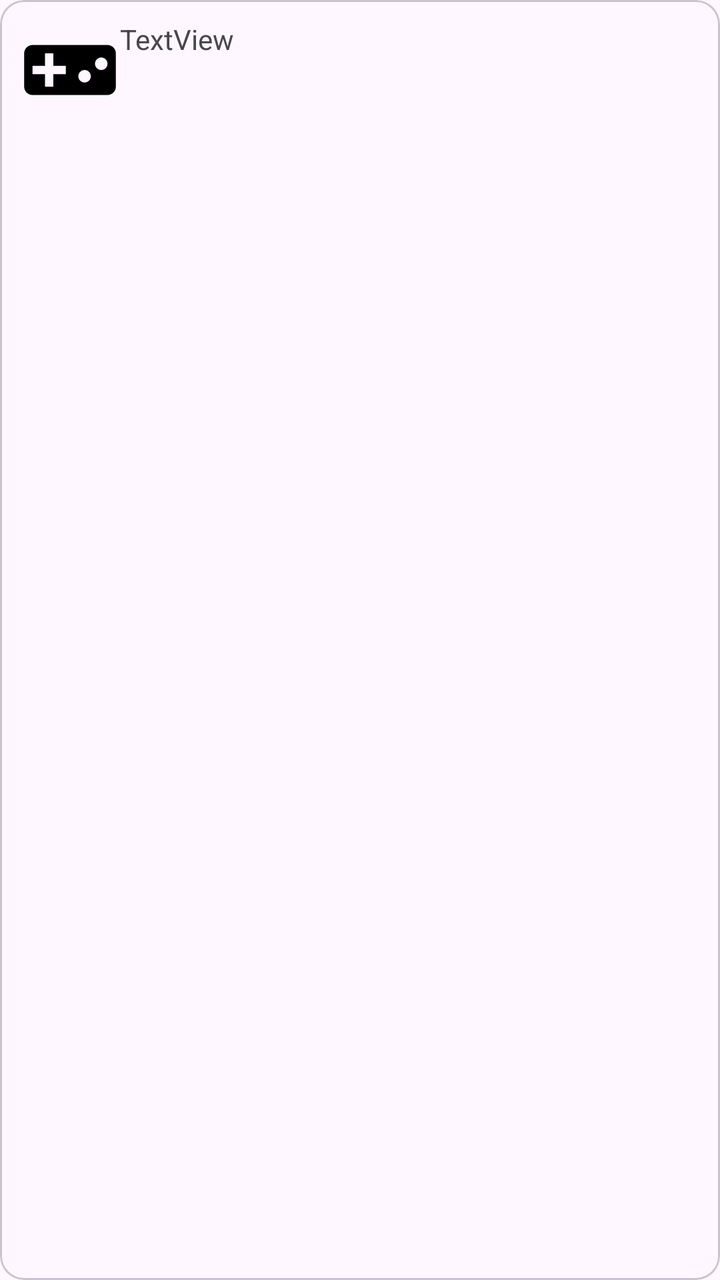
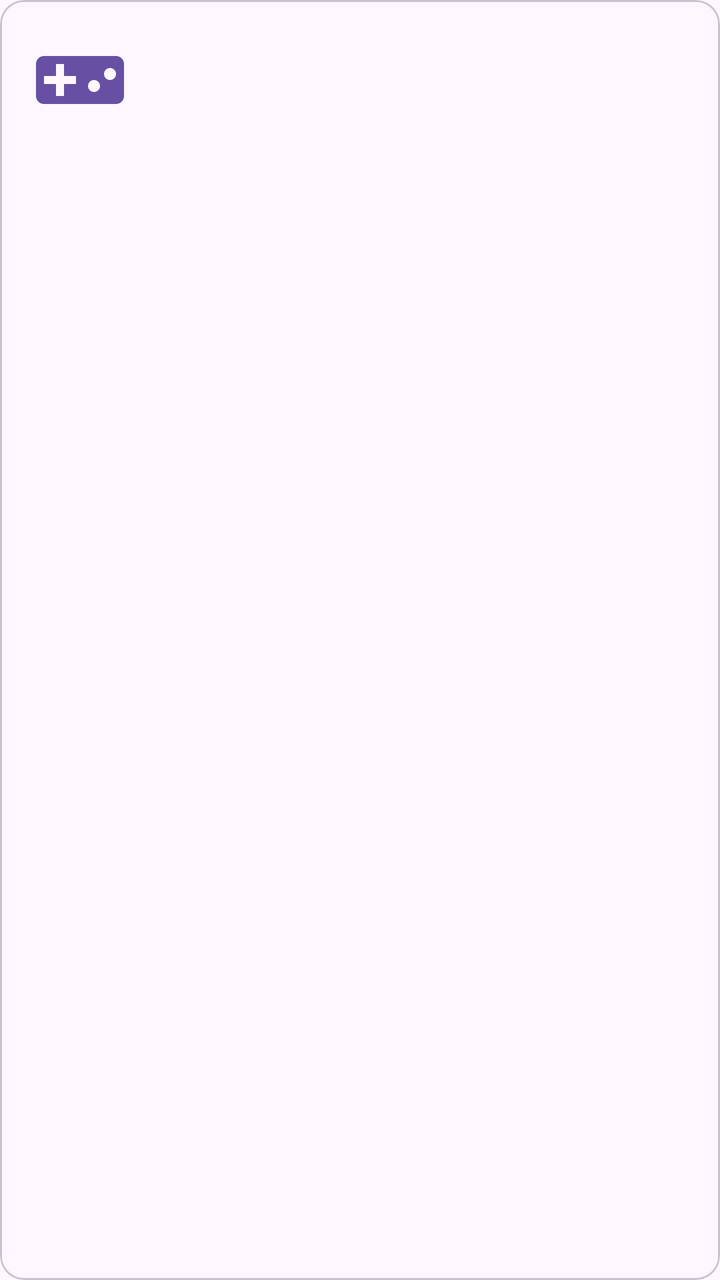

An Android layout rendered at two revisions. The XML below is the earlier revision; the diff shows what the commit changed to produce the second picture.
<!-- AndroidManifest.xml: application theme Theme.BibliotecaDeJuegos -->
<!-- res/layout/item_juego.xml -->
<?xml version="1.0" encoding="utf-8"?>
<com.google.android.material.card.MaterialCardView xmlns:android="http://schemas.android.com/apk/res/android"
    xmlns:app="http://schemas.android.com/apk/res-auto"
    android:layout_width="match_parent"
    android:layout_height="match_parent">


    <LinearLayout
        android:layout_width="match_parent"
        android:layout_height="70dp"
        android:layout_margin="10dp"
        android:orientation="horizontal">

        <ImageView
            android:id="@+id/imageView2"
            android:layout_width="50dp"
            android:layout_height="50dp"
            app:srcCompat="@drawable/ic_launcher_game" />

        <LinearLayout
            android:layout_width="match_parent"
            android:layout_height="match_parent"
            android:orientation="vertical">

            <TextView
                android:id="@+id/textView2"
                android:layout_width="match_parent"
                android:layout_height="wrap_content"
                android:text="TextView" />
        </LinearLayout>
    </LinearLayout>
</com.google.android.material.card.MaterialCardView>
<!-- resources referenced by this layout -->
<resources>
  <!-- drawable ic_launcher_game (drawable) -->
  <vector xmlns:android="http://schemas.android.com/apk/res/android" android:height="24dp" android:tint="#000000" android:viewportHeight="24" android:viewportWidth="24" android:width="24dp">
        
      <path android:fillColor="@android:color/white" android:pathData="M21,6L3,6c-1.1,0 -2,0.9 -2,2v8c0,1.1 0.9,2 2,2h18c1.1,0 2,-0.9 2,-2L23,8c0,-1.1 -0.9,-2 -2,-2zM11,13L8,13v3L6,16v-3L3,13v-2h3L6,8h2v3h3v2zM15.5,15c-0.83,0 -1.5,-0.67 -1.5,-1.5s0.67,-1.5 1.5,-1.5 1.5,0.67 1.5,1.5 -0.67,1.5 -1.5,1.5zM19.5,12c-0.83,0 -1.5,-0.67 -1.5,-1.5S18.67,9 19.5,9s1.5,0.67 1.5,1.5 -0.67,1.5 -1.5,1.5z"/>
      
  </vector>
  <style name="Theme.BibliotecaDeJuegos" parent="Base.Theme.BibliotecaDeJuegos" />
  <style name="Base.Theme.BibliotecaDeJuegos" parent="Theme.Material3.DayNight">
          <item name="colorPrimary">@color/azul</item>
          <item name="colorOnPrimary">@color/blanco</item>
          <item name="colorPrimaryContainer">@color/azul_muy_claro</item>
          <item name="colorOnPrimaryContainer">@color/azul_muy_oscuro</item>
      </style>
  <color name="azul">#0031FF</color>
  <color name="blanco">#FFFFFFFF</color>
  <color name="azul_muy_claro">#C4D0FF</color>
  <color name="azul_muy_oscuro">#001675</color>
</resources>

<!-- the commit's change to res/layout/item_juego.xml (unified diff, before → after) -->
@@ -7,26 +7,37 @@
 
     <LinearLayout
         android:layout_width="match_parent"
-        android:layout_height="70dp"
-        android:layout_margin="10dp"
-        android:orientation="horizontal">
+        android:layout_height="wrap_content"
+        android:gravity="center_vertical"
+        android:orientation="horizontal"
+        android:padding="16dp">
 
         <ImageView
-            android:id="@+id/imageView2"
-            android:layout_width="50dp"
-            android:layout_height="50dp"
-            app:srcCompat="@drawable/ic_launcher_game" />
+            android:id="@+id/imagen_portada"
+            android:layout_width="48dp"
+            android:layout_height="48dp"
+            android:contentDescription="@null"
+            app:srcCompat="@drawable/ic_launcher_game"
+            app:tint="?attr/colorPrimary" />
 
         <LinearLayout
-            android:layout_width="match_parent"
-            android:layout_height="match_parent"
+            android:layout_width="0dp"
+            android:layout_height="wrap_content"
+            android:layout_marginStart="16dp"
+            android:layout_weight="1"
             android:orientation="vertical">
 
             <TextView
-                android:id="@+id/textView2"
+                android:id="@+id/texto_titulo"
                 android:layout_width="match_parent"
                 android:layout_height="wrap_content"
-                android:text="TextView" />
+                android:textSize="18sp"
+                android:textStyle="bold" />
+            <TextView
+                android:id="@+id/texto_desarrolladora"
+                android:layout_width="match_parent"
+                android:layout_height="wrap_content"
+                android:textSize="14sp" />
         </LinearLayout>
     </LinearLayout>
 </com.google.android.material.card.MaterialCardView>
